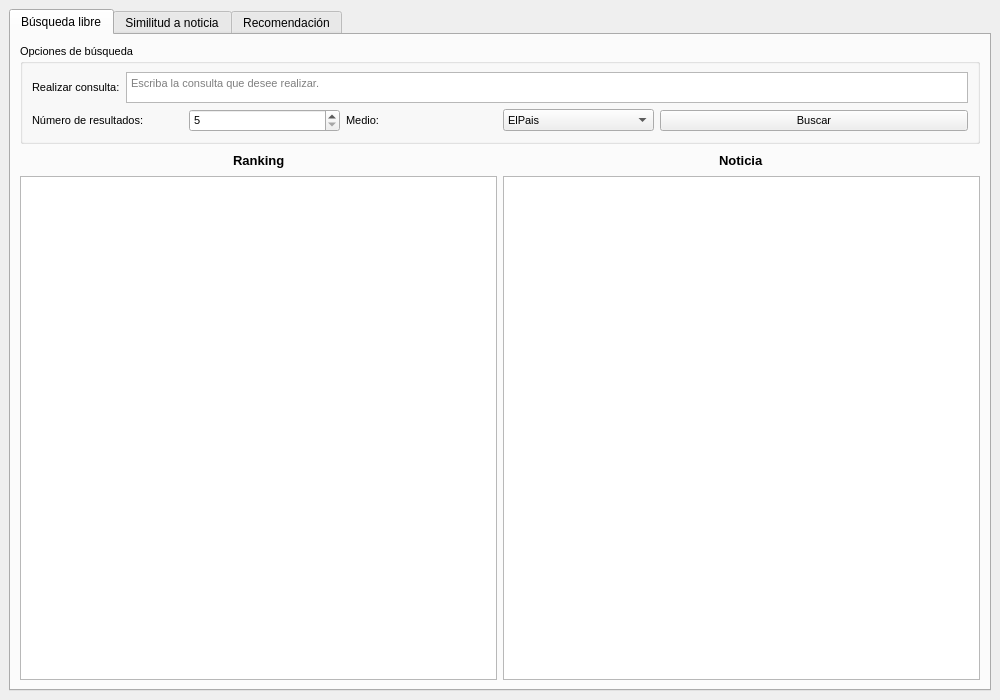
First picture: the form in window.ui, repository pablopascu99/practicaSSII, before the edit.
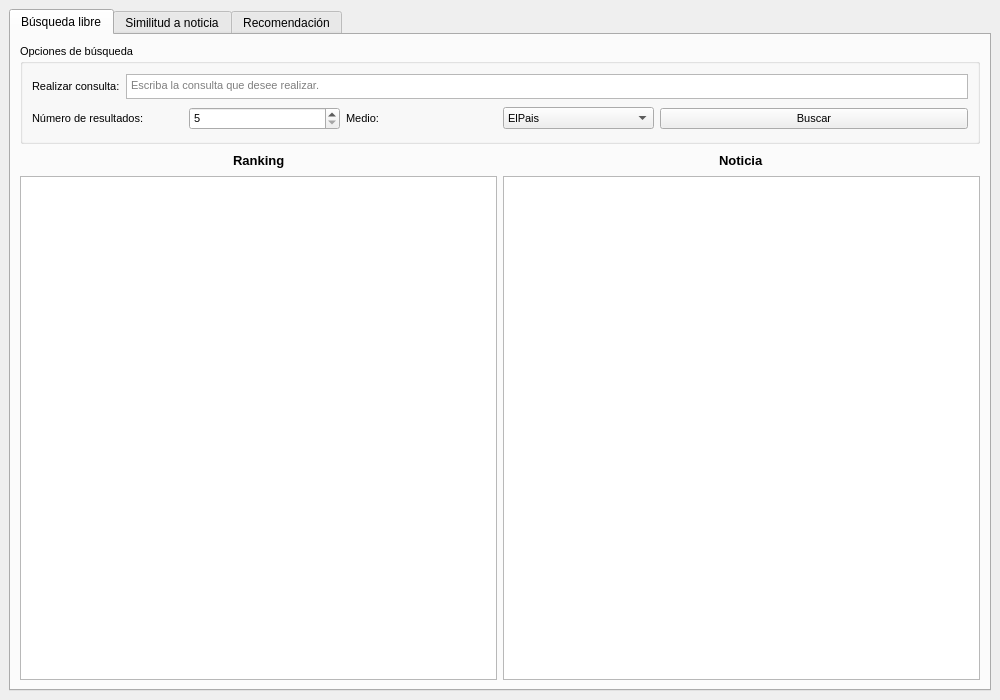
Second picture: the form after the edit. The open tabs and pages were chosen to show the change.

The edit to the form file:
```diff
--- a/window.ui
+++ b/window.ui
@@ -131,6 +131,12 @@
                </item>
                <item>
                 <widget class="QTextEdit" name="filtros">
+                 <property name="maximumSize">
+                  <size>
+                   <width>16777215</width>
+                   <height>25</height>
+                  </size>
+                 </property>
                  <property name="markdown">
                   <string/>
                  </property>
```
Left out of the diff: 2 changed lines with no effect on the pictures.
